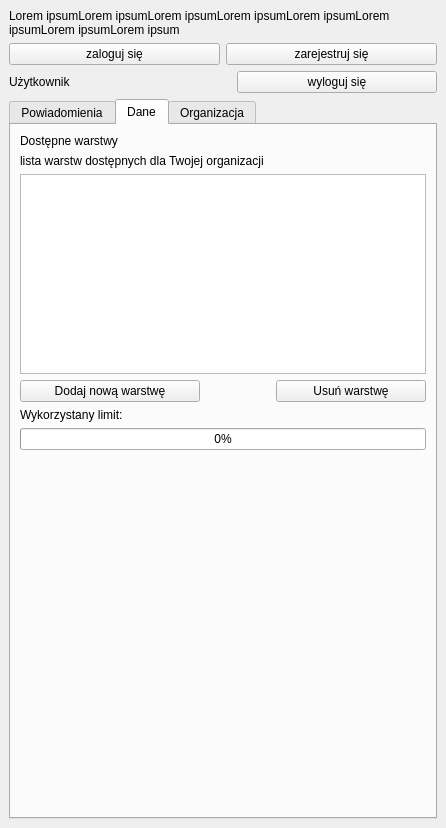
gis-support/usemaps-lite-plugin, file usemaps_lite/ui/dockwidget.ui: the form before one commit.
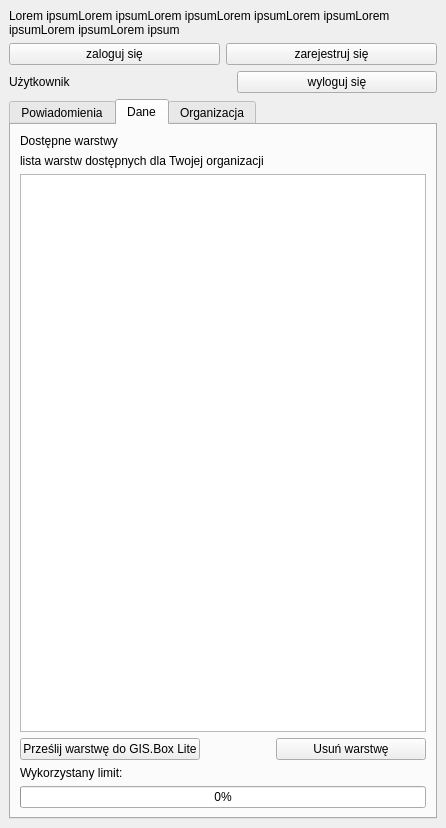
The form after the commit. The open tabs and pages were chosen to show the change.

Diff of the .ui file:
```diff
--- a/usemaps_lite/ui/dockwidget.ui
+++ b/usemaps_lite/ui/dockwidget.ui
@@ -185,7 +185,7 @@
           <property name="maximumSize">
            <size>
             <width>16777215</width>
-            <height>200</height>
+            <height>16777215</height>
            </size>
           </property>
          </widget>
@@ -207,7 +207,7 @@
              </size>
             </property>
             <property name="text">
-             <string>Dodaj nową warstwę</string>
+             <string>Prześlij warstwę do GIS.Box Lite</string>
             </property>
            </widget>
           </item>
@@ -265,19 +265,6 @@
           </property>
          </widget>
         </item>
-        <item>
-         <spacer name="verticalSpacer">
-          <property name="orientation">
-           <enum>Qt::Vertical</enum>
-          </property>
-          <property name="sizeHint" stdset="0">
-           <size>
-            <width>20</width>
-            <height>40</height>
-           </size>
-          </property>
-         </spacer>
-        </item>
        </layout>
       </widget>
       <widget class="QWidget" name="users_tab">
```
Left out of the diff: 15 changed lines with no effect on the pictures.
